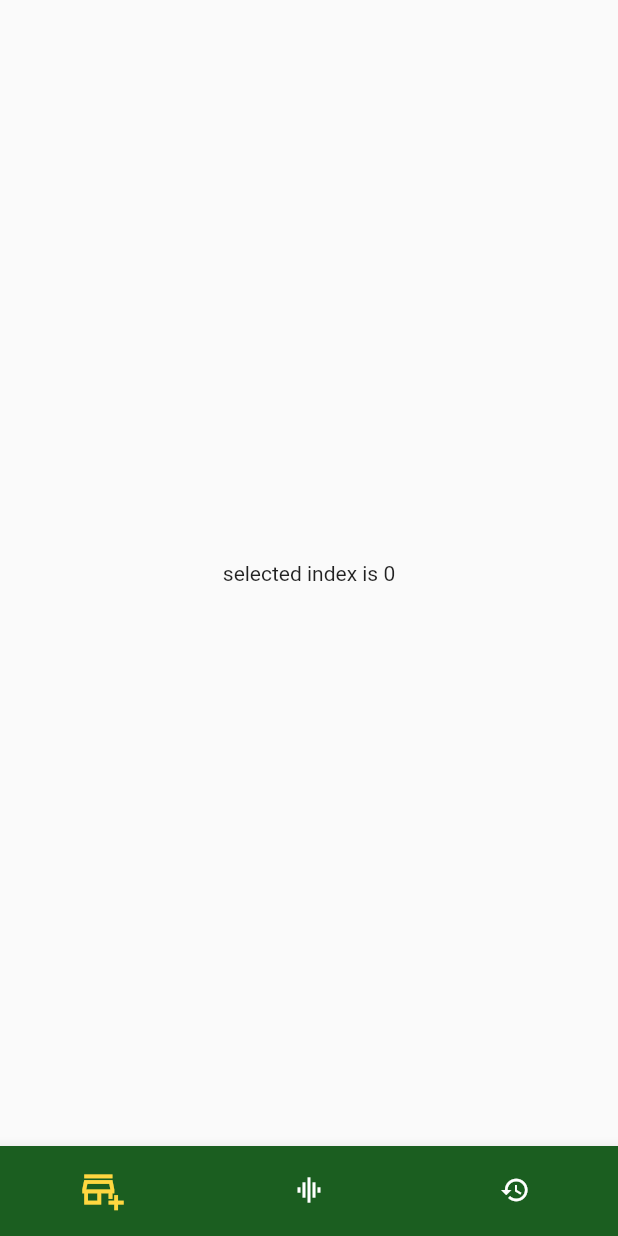
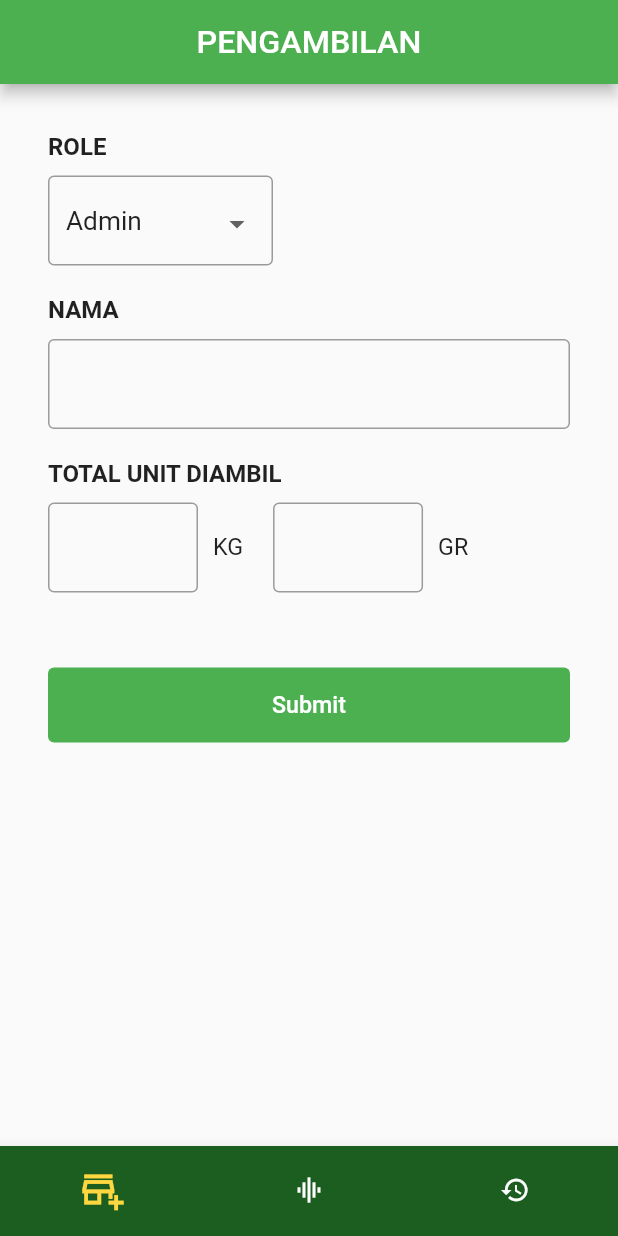
Before and after one commit to sahnamm/lykun-cashflow, a Flutter app: the screen it shows after launch, on a phone screen of 412 x 824 dp. Run offline on Flutter 3.47's test engine with Material 2 defaults, Android fonts, the phone set to English and light mode, and no system bars; our stand-ins replace flutter_typeahead; Roboto replaces fonts that are missing (Arial).

Commit message:
update page

```diff
--- /dev/null
+++ b/lib/common/style.dart
@@ -0,0 +1,6 @@
+import 'package:flutter/material.dart';
+
+final labelTextBold = TextStyle(
+  fontWeight: FontWeight.bold,
+  fontSize: 16,
+);
--- a/lib/main.dart
+++ b/lib/main.dart
@@ -1,7 +1,7 @@
 import 'package:flutter/material.dart';
-import 'package:flutter/rendering.dart';
+import 'package:lykun_cashflow/screen/HistoryScreen.dart';
+import 'package:lykun_cashflow/screen/InProgressScreen.dart';
 import 'utils/ScreenList.dart';
-import 'package:flutter_typeahead/flutter_typeahead.dart';
 
 void main() {
   runApp(MyApp());
@@ -10,12 +10,22 @@ void main() {
 class MyApp extends StatelessWidget {
   @override
   Widget build(BuildContext context) {
-    return MaterialApp(
-      title: 'Flutter Demo',
-      theme: ThemeData(
-        primarySwatch: Colors.blue,
+    return GestureDetector(
+      onTap: () {
+        FocusScope.of(context).requestFocus(new FocusNode());
+      },
+      child: MaterialApp(
+        title: 'Flutter Demo',
+        theme: ThemeData(
+          primarySwatch: Colors.green,
+          primaryColor: Colors.green.shade900,
+          textTheme: Theme.of(context).textTheme.apply(
+                fontFamily: 'Arial',
+                fontSizeDelta: 1.5,
+              ),
+        ),
+        home: MyHomePage(title: 'Flutter Demo Home Page'),
       ),
-      home: MyHomePage(title: 'Flutter Demo Home Page'),
     );
   }
 }
@@ -54,31 +64,36 @@ class _MyHomePageState extends State<MyHomePage> {
   Widget build(BuildContext context) {
     return SafeArea(
       child: Scaffold(
-        // appBar: AppBar(
-        //   title: Text("LYKUN CASHFLOW"),
-        //   centerTitle: true,
-        // ),
-        body: Center(
-          child: Container(
-            child: Text("selected index is ${_selectedIndex.toString()}"),
+        appBar: AppBar(
+          title: Text(
+            _selectedIndex == 0
+                ? "PENGAMBILAN"
+                : _selectedIndex == 1
+                    ? "IN PROGRESS"
+                    : "HISTORY",
           ),
+          centerTitle: true,
         ),
-        // body: Center(
-        //   child: Container(
-        //     width: double.maxFinite,
-        //     child: TypeAheadField(
-        //       itemBuilder: (context, suggestion) {
-        //         return ListTile(
-        //           leading: Icon(Icons.shopping_cart),
-        //           title: Text(suggestion['name']),
-        //           subtitle: Text('\$${suggestion['price']}'),
-        //         );
-        //       },
-        //       onSuggestionSelected: (suggestion) {},
-        //       suggestionsCallback: (String pattern) {},
-        //     ),
-        //   ),
-        // ),
+        body: Padding(
+          padding: _selectedIndex == 1
+              ? const EdgeInsets.only(
+                  top: 5.0,
+                  left: 32.0,
+                  right: 32.0,
+                )
+              : _selectedIndex == 2
+                  ? const EdgeInsets.symmetric(vertical: 5.0)
+                  : const EdgeInsets.only(
+                      top: 32.0,
+                      left: 32.0,
+                      right: 32.0,
+                    ),
+          child: _selectedIndex == 0
+              ? PengambilanScreen()
+              : _selectedIndex == 1
+                  ? InProgressScreen()
+                  : HistoryScreen(),
+        ),
         bottomNavigationBar: BottomNavigationBar(
           type: BottomNavigationBarType.fixed,
           iconSize: 20,
--- /dev/null
+++ b/lib/screen/PengambilanScreen.dart
@@ -0,0 +1,161 @@
+import 'package:flutter/material.dart';
+import 'package:flutter_typeahead/flutter_typeahead.dart';
+import 'package:lykun_cashflow/common/style.dart';
+import 'package:lykun_cashflow/widget/custom_label.dart';
+import 'package:lykun_cashflow/widget/custom_unit.dart';
+
+class PengambilanScreen extends StatefulWidget {
+  const PengambilanScreen({Key key}) : super(key: key);
+
+  @override
+  State<PengambilanScreen> createState() => _PengambilanScreenState();
+}
+
+class _PengambilanScreenState extends State<PengambilanScreen> {
+  final GlobalKey<FormState> _formKey = GlobalKey<FormState>();
+  final TextEditingController _typeAheadController = TextEditingController();
+  final TextEditingController _unitKgController = TextEditingController();
+  final TextEditingController _unitGrController = TextEditingController();
+  String _selectedRole;
+  List<String> roleType = ["Admin", "Reseller"];
+
+  @override
+  void initState() {
+    // TODO: implement initState
+    super.initState();
+    setState(() {
+      _selectedRole = roleType[0];
+    });
+  }
+
+  @override
+  Widget build(BuildContext context) {
+    AlertDialog alert = AlertDialog(
+      title: Text("Apakah data sudah benar?"),
+      content: Container(
+        child: Text("[Admin] Mama: 1 kg 100gr"),
+      ),
+      actions: [
+        TextButton(
+          child: Text("Tidak"),
+          onPressed: () {
+            Navigator.of(context).pop();
+            print("tidak");
+          },
+        ),
+        TextButton(
+          child: Text("Ya"),
+          onPressed: () {
+            Navigator.of(context).pop();
+            print("iya");
+          },
+        ),
+      ],
+    );
+    return Center(
+      child: Container(
+        child: Form(
+          key: this._formKey,
+          child: Column(
+            crossAxisAlignment: CrossAxisAlignment.start,
+            children: [
+              CustomLabel(
+                title: "ROLE",
+                children: Container(
+                  width: 150,
+                  height: 60,
+                  child: InputDecorator(
+                    decoration: const InputDecoration(
+                      border: OutlineInputBorder(),
+                    ),
+                    child: DropdownButtonHideUnderline(
+                      child: DropdownButton<String>(
+                        isExpanded: true,
+                        value: _selectedRole,
+                        elevation: 16,
+                        onChanged: (String newValue) {
+                          setState(() {
+                            _selectedRole = newValue;
+                          });
+                        },
+                        items: roleType.map<DropdownMenuItem<String>>(
+                          (value) {
+                            return DropdownMenuItem<String>(
+                              value: value,
+                              child: Text(value),
+                            );
+                          },
+                        ).toList(),
+                      ),
+                    ),
+                  ),
+                ),
+              ),
+              SizedBox(height: 20),
+              CustomLabel(
+                title: "NAMA",
+                customSpaceSize: 10,
+                children: TypeAheadFormField(
+                  textFieldConfiguration: TextFieldConfiguration(
+                    controller: this._typeAheadController,
+                    decoration: InputDecoration(
+                      border: OutlineInputBorder(),
+                    ),
+                  ),
+                  onSuggestionSelected: (suggestion) {
+                    this._typeAheadController.text = suggestion;
+                  },
+                  suggestionsCallback: (pattern) {
+                    print("pattern $pattern");
+                    // return CitiesService.getSuggestions(pattern);
+                  },
+                  itemBuilder: (context, suggestion) {
+                    return ListTile(
+                      title: Text(suggestion),
+                    );
+                  },
+                ),
+              ),
+              SizedBox(height: 20),
+              CustomLabel(
+                title: "TOTAL UNIT DIAMBIL",
+                children: CustomUnit(
+                  kgctr: _unitKgController,
+                  grctr: _unitGrController,
+                ),
+              ),
+              SizedBox(height: 50),
+              TextButton(
+                style: TextButton.styleFrom(
+                  backgroundColor: Colors.green,
+                  fixedSize: Size(double.maxFinite, 50),
+                ),
+                onPressed: () {
+                  FocusScope.of(context).requestFocus(new FocusNode());
+                  print("submit");
+                  // if (this._formKey.currentState.validate()) {
+                  //   this._formKey.currentState.save();
+                  //   print("aman");
+                  // } else {
+                  //   print("ada yg kosong");
+                  // }
+
+                  showDialog(
+                    context: context,
+                    builder: (BuildContext context) {
+                      return alert;
+                    },
+                  );
+                },
+                child: Text(
+                  "Submit",
+                  style: TextStyle(color: Colors.white),
+                ),
+              ),
+            ],
+          ),
+        ),
+      ),
+    );
+  }
+}
--- a/lib/utils/ScreenList.dart
+++ b/lib/utils/ScreenList.dart
@@ -1 +1 @@
-export '../screen/SubmitNewEntryScreen.dart';
+export '../screen/PengambilanScreen.dart';
--- /dev/null
+++ b/lib/widget/custom_label.dart
@@ -0,0 +1,32 @@
+import 'package:flutter/material.dart';
+import 'package:lykun_cashflow/common/style.dart';
+
+class CustomLabel extends StatefulWidget {
+  String title;
+  double customSpaceSize;
+  Widget children;
+
+  CustomLabel({
+    Key key,
+    this.title,
+    this.customSpaceSize,
+    this.children,
+  }) : super(key: key);
+
+  @override
+  State<CustomLabel> createState() => _CustomLabelState();
+}
+
+class _CustomLabelState extends State<CustomLabel> {
+  @override
+  Widget build(BuildContext context) {
+    return Column(
+      crossAxisAlignment: CrossAxisAlignment.start,
+      children: [
+        Text(widget.title, style: labelTextBold),
+        SizedBox(height: widget.customSpaceSize ?? 10),
+        widget.children,
+      ],
+    );
+  }
+}
--- /dev/null
+++ b/lib/widget/custom_unit.dart
@@ -0,0 +1,50 @@
+import 'package:flutter/material.dart';
+
+class CustomUnit extends StatefulWidget {
+  TextEditingController kgctr;
+  TextEditingController grctr;
+
+  CustomUnit({
+    Key key,
+    this.kgctr,
+    this.grctr,
+  }) : super(key: key);
+
+  @override
+  State<CustomUnit> createState() => _CustomUnitState();
+}
+
+class _CustomUnitState extends State<CustomUnit> {
+  @override
+  Widget build(BuildContext context) {
+    return Row(
+      children: [
+        Container(
+          width: 100,
+          child: TextField(
+            decoration: const InputDecoration(
+              border: OutlineInputBorder(),
+            ),
+            controller: widget.kgctr,
+            keyboardType: TextInputType.number,
+          ),
+        ),
+        SizedBox(width: 10),
+        Text("KG"),
+        SizedBox(width: 20),
+        Container(
+          width: 100,
+          child: TextField(
+            decoration: const InputDecoration(
+              border: OutlineInputBorder(),
+            ),
+            controller: widget.grctr,
+            keyboardType: TextInputType.number,
+          ),
+        ),
+        SizedBox(width: 10),
+        Text("GR"),
+      ],
+    );
+  }
+}
```
Also changed, not shown: lib/screen/HistoryScreen.dart (added, +30 -0 lines), lib/screen/InProgressScreen.dart (added, +36 -0 lines), lib/screen/SubmitNewEntryScreen.dart (deleted, +0 -18 lines), lib/widget/cardview_inprogress.dart (added, +111 -0 lines), lib/widget/custom_tag.dart (added, +32 -0 lines), lib/widget/history_item.dart (added, +86 -0 lines), 6 other files.
